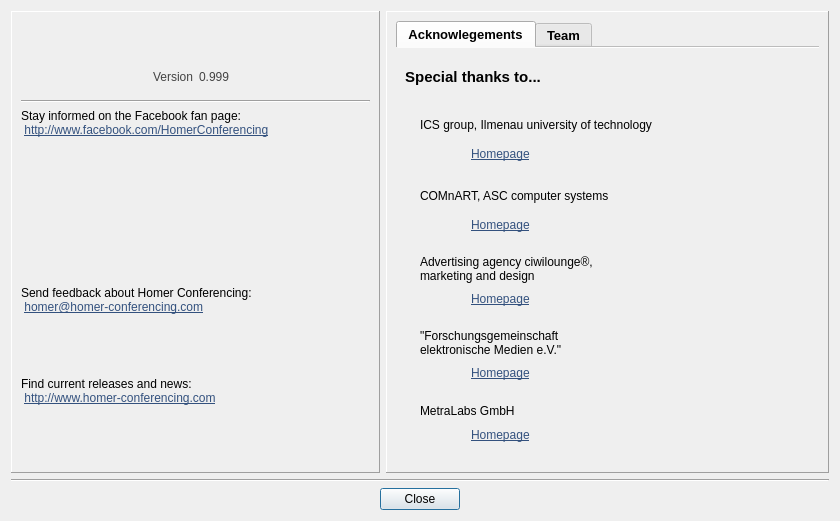
This is Homer/forms/Dialogs/VersionDialog.ui in Homer-Conferencing/Homer-Conferencing as Qt 5 draws it before an edit. The edited form follows.
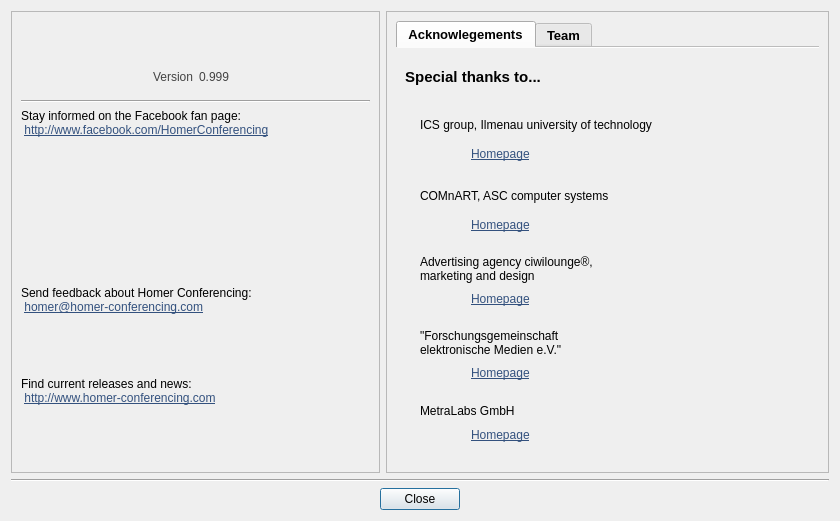
This is the edited form. Icons and pictures are not drawn.

Patch:
```diff
--- a/Homer/forms/Dialogs/VersionDialog.ui
+++ b/Homer/forms/Dialogs/VersionDialog.ui
@@ -40,7 +40,7 @@
      <item>
       <widget class="QFrame" name="frame">
        <property name="frameShape">
-        <enum>QFrame::Panel</enum>
+        <enum>QFrame::StyledPanel</enum>
        </property>
        <property name="frameShadow">
         <enum>QFrame::Raised</enum>
@@ -397,7 +397,7 @@
      <item>
       <widget class="QFrame" name="frame_3">
        <property name="frameShape">
-        <enum>QFrame::Panel</enum>
+        <enum>QFrame::StyledPanel</enum>
        </property>
        <property name="frameShadow">
         <enum>QFrame::Raised</enum>
```
Left out of the diff: 10 changed lines with no effect on the pictures.
